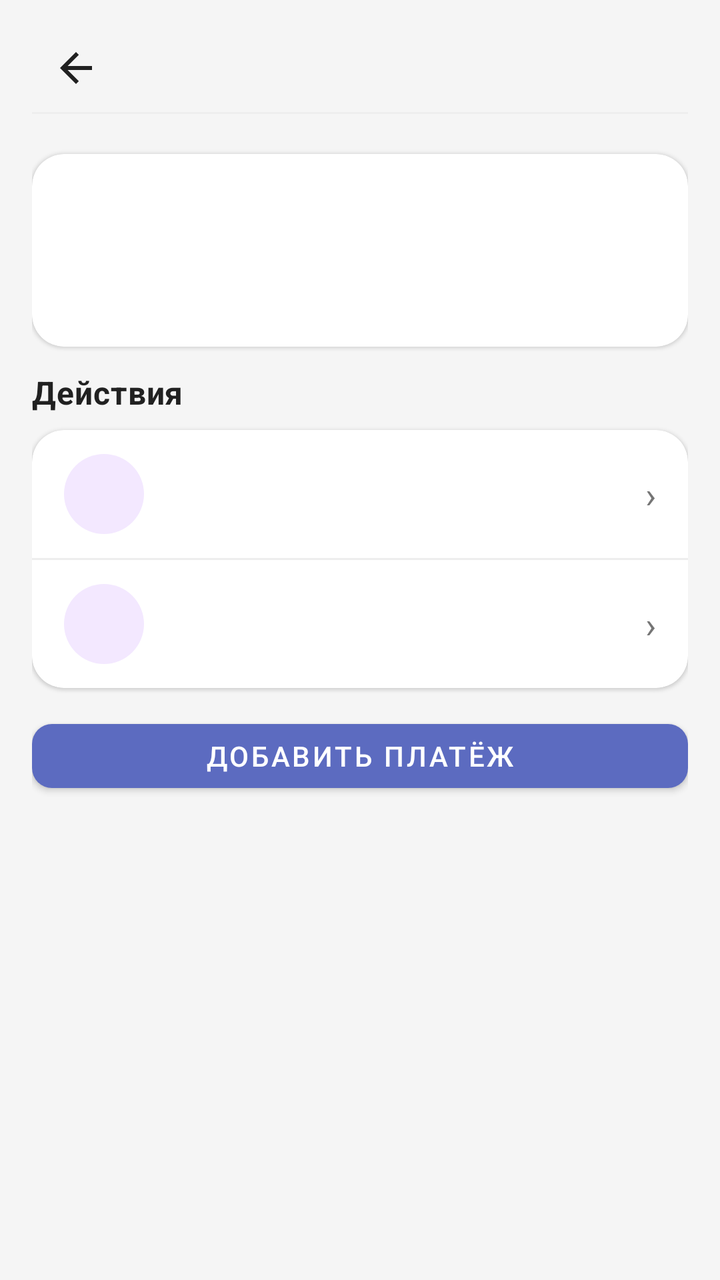
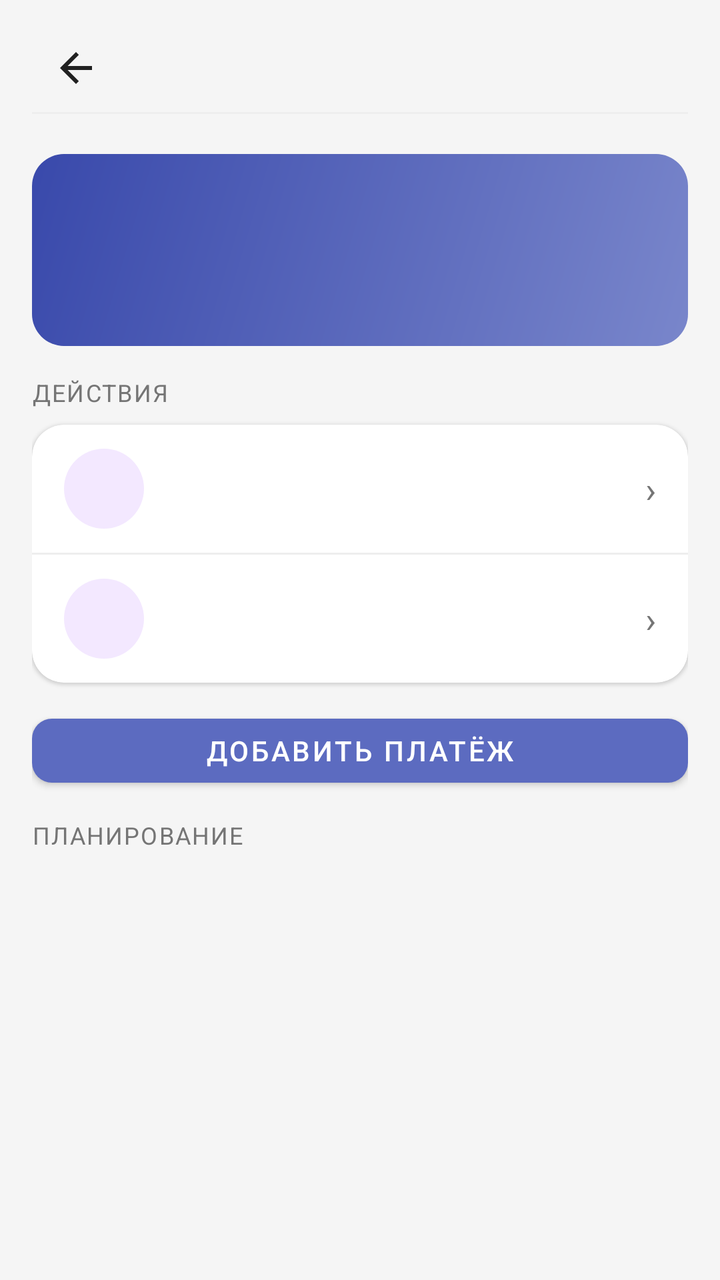

An Android layout rendered at two revisions. The XML below is the earlier revision; the diff shows what the commit changed to produce the second picture.
<!-- AndroidManifest.xml: application theme Theme.MyBudget -->
<!-- res/layout/activity_planned_obligations.xml -->
<?xml version="1.0" encoding="utf-8"?>
<LinearLayout xmlns:android="http://schemas.android.com/apk/res/android" xmlns:app="http://schemas.android.com/apk/res-auto"
    android:orientation="vertical"
    android:background="@color/background_light"
    android:paddingLeft="@dimen/space_16"
    android:paddingTop="@dimen/space_12"
    android:paddingRight="@dimen/space_16"
    android:paddingBottom="@dimen/space_16"
    android:layout_width="match_parent"
    android:layout_height="match_parent"
    android:paddingHorizontal="@dimen/space_16">
    <include
        android:layout_width="match_parent"
        android:layout_height="wrap_content"
        android:layout_marginBottom="@dimen/space_12"
        layout="@layout/include_screen_header"/>
    <androidx.cardview.widget.CardView
        android:layout_width="match_parent"
        android:layout_height="wrap_content"
        android:layout_marginBottom="@dimen/space_12"
        app:cardBackgroundColor="@color/card_background_white"
        style="@style/Card.MyBudget.Surface">
        <LinearLayout
            android:orientation="vertical"
            android:padding="@dimen/space_16"
            android:layout_width="match_parent"
            android:layout_height="wrap_content">
            <TextView
                android:textStyle="bold"
                android:id="@+id/obligationsSummaryMonthly"
                android:layout_width="match_parent"
                android:layout_height="wrap_content"
                style="@style/Text.MyBudget.Section"/>
            <TextView
                android:id="@+id/obligationsSummaryPerPaycheck"
                android:layout_width="match_parent"
                android:layout_height="wrap_content"
                android:layout_marginTop="@dimen/space_6"
                style="@style/Text.MyBudget.Subtitle"/>
            <TextView
                android:textSize="12sp"
                android:id="@+id/obligationsPaychecksHint"
                android:layout_width="match_parent"
                android:layout_height="wrap_content"
                android:layout_marginTop="@dimen/space_4"
                style="@style/Text.MyBudget.Subtitle"/>
        </LinearLayout>
    </androidx.cardview.widget.CardView>
    <TextView
        android:layout_width="match_parent"
        android:layout_height="wrap_content"
        android:layout_marginBottom="@dimen/space_8"
        android:text="@string/main_section_actions"
        style="@style/Text.MyBudget.Section"/>
    <androidx.cardview.widget.CardView
        android:layout_width="match_parent"
        android:layout_height="wrap_content"
        android:layout_marginBottom="@dimen/space_12"
        style="@style/Card.MyBudget.Surface">
        <LinearLayout
            android:orientation="vertical"
            android:layout_width="match_parent"
            android:layout_height="wrap_content">
            <include
                android:id="@+id/obligationsPaychecksButton"
                layout="@layout/include_main_list_row"/>
            <View
                android:background="@color/border_light"
                android:layout_width="match_parent"
                android:layout_height="1dp"/>
            <include
                android:id="@+id/obligationsSyncDefaultsButton"
                layout="@layout/include_main_list_row"/>
        </LinearLayout>
    </androidx.cardview.widget.CardView>
    <com.google.android.material.button.MaterialButton
        android:id="@+id/addObligationButton"
        android:layout_width="match_parent"
        android:layout_height="wrap_content"
        android:layout_marginBottom="@dimen/space_12"
        android:minHeight="@dimen/touch_min_size"
        android:text="@string/obligations_add"
        app:backgroundTint="@color/obligations_indigo"
        app:cornerRadius="@dimen/radius_10"
        style="@style/Widget.MaterialComponents.Button"/>
    <FrameLayout
        android:layout_width="match_parent"
        android:layout_height="0dp"
        android:layout_weight="1">
        <androidx.recyclerview.widget.RecyclerView
            android:id="@+id/obligationsRecycler"
            android:layout_width="match_parent"
            android:layout_height="match_parent"/>
        <TextView
            android:gravity="center"
            android:id="@+id/obligationsEmptyState"
            android:padding="@dimen/space_24"
            android:visibility="gone"
            android:layout_width="match_parent"
            android:layout_height="match_parent"
            android:text="@string/obligations_empty"
            style="@style/Text.MyBudget.Subtitle"/>
    </FrameLayout>
</LinearLayout>
<!-- res/layout/include_screen_header.xml (included above) -->
<?xml version="1.0" encoding="utf-8"?>
<LinearLayout xmlns:android="http://schemas.android.com/apk/res/android"
    android:layout_width="match_parent"
    android:layout_height="wrap_content"
    android:orientation="vertical">

    <include layout="@layout/include_compact_toolbar" />

    <View
        android:layout_width="match_parent"
        android:layout_height="1dp"
        android:layout_marginBottom="@dimen/space_8"
        android:background="@color/border_light" />
</LinearLayout>
<!-- res/layout/include_main_list_row.xml (included above) -->
<?xml version="1.0" encoding="utf-8"?>
<LinearLayout xmlns:android="http://schemas.android.com/apk/res/android"
    android:id="@+id/mainListRowRoot"
    android:layout_width="match_parent"
    android:layout_height="wrap_content"
    android:background="?android:attr/selectableItemBackground"
    android:clickable="true"
    android:focusable="true"
    android:gravity="center_vertical"
    android:minHeight="@dimen/touch_min_size"
    android:orientation="horizontal"
    android:paddingHorizontal="@dimen/space_16"
    android:paddingVertical="@dimen/space_12">

    <TextView
        android:id="@+id/rowIcon"
        android:layout_width="40dp"
        android:layout_height="40dp"
        android:background="@drawable/menu_row_icon_bg"
        android:gravity="center"
        android:textSize="18sp" />

    <TextView
        android:id="@+id/rowTitle"
        style="@style/Text.MyBudget.Section"
        android:layout_width="0dp"
        android:layout_height="wrap_content"
        android:layout_marginStart="@dimen/space_12"
        android:layout_weight="1"
        android:ellipsize="end"
        android:maxLines="2"
        android:textSize="15sp" />

    <TextView
        android:layout_width="wrap_content"
        android:layout_height="wrap_content"
        android:text="@string/ui_chevron"
        android:textColor="@color/text_secondary"
        android:textSize="18sp" />
</LinearLayout>
<!-- res/layout/include_compact_toolbar.xml (included above) -->
<?xml version="1.0" encoding="utf-8"?>
<LinearLayout xmlns:android="http://schemas.android.com/apk/res/android" xmlns:app="http://schemas.android.com/apk/res-auto"
    android:gravity="center_vertical"
    android:orientation="horizontal"
    android:id="@+id/screenHeaderRoot"
    android:layout_width="match_parent"
    android:layout_height="wrap_content"
    android:minHeight="@dimen/touch_min_size">
    <ImageButton
        android:id="@+id/screenHeaderBack"
        android:background="?attr/selectableItemBackgroundBorderless"
        android:padding="@dimen/space_8"
        android:layout_width="@dimen/touch_min_size"
        android:layout_height="@dimen/touch_min_size"
        android:src="@drawable/ic_arrow_back"
        android:scaleType="centerInside"
        android:contentDescription="@string/nav_back"
        app:tint="@color/text_primary"/>
    <TextView
        android:textSize="18sp"
        android:id="@+id/screenHeaderEmoji"
        android:visibility="gone"
        android:layout_width="wrap_content"
        android:layout_height="wrap_content"
        android:layout_marginStart="@dimen/space_2"/>
    <TextView
        android:textSize="20sp"
        android:ellipsize="end"
        android:id="@+id/screenHeaderTitle"
        android:layout_width="0dp"
        android:layout_height="wrap_content"
        android:maxLines="1"
        android:layout_weight="1"
        android:layout_marginStart="@dimen/space_4"
        style="@style/Text.MyBudget.Title"/>
    <ImageButton
        android:id="@+id/screenHeaderAction"
        android:background="?attr/selectableItemBackgroundBorderless"
        android:padding="@dimen/space_8"
        android:visibility="gone"
        android:layout_width="@dimen/touch_min_size"
        android:layout_height="@dimen/touch_min_size"
        android:src="@android:drawable/ic_menu_more"
        android:contentDescription="@string/transactions_more_menu"
        app:tint="@color/text_secondary"/>
    <ImageButton
        android:id="@+id/screenHeaderActionSecondary"
        android:background="?attr/selectableItemBackgroundBorderless"
        android:padding="@dimen/space_8"
        android:visibility="gone"
        android:layout_width="@dimen/touch_min_size"
        android:layout_height="@dimen/touch_min_size"
        android:src="@android:drawable/ic_menu_search"
        android:contentDescription="@string/transactions_search_submit"
        app:tint="@color/budget_blue"/>
</LinearLayout>
<!-- resources referenced by this layout -->
<resources>
  <color name="background_light">#f5f5f5</color>
  <color name="border_light">#eeeeee</color>
  <color name="budget_blue">#2196f3</color>
  <color name="card_background_white">#ffffff</color>
  <color name="obligations_indigo">#5c6bc0</color>
  <color name="text_primary">#212121</color>
  <color name="text_secondary">#757575</color>
  <dimen name="radius_10">10dp</dimen>
  <dimen name="space_12">12dp</dimen>
  <dimen name="space_16">16dp</dimen>
  <dimen name="space_2">2dp</dimen>
  <dimen name="space_24">24dp</dimen>
  <dimen name="space_4">4dp</dimen>
  <dimen name="space_6">6dp</dimen>
  <dimen name="space_8">8dp</dimen>
  <dimen name="touch_min_size">44dp</dimen>
  <string name="main_section_actions">Действия</string>
  <string name="nav_back">Назад</string>
  <string name="obligations_add">Добавить платёж</string>
  <string name="obligations_empty">Добавьте ежемесячные и годовые обязательства: связь, кредиты, подписки, налоги…</string>
  <string name="transactions_more_menu">Дополнительно</string>
  <string name="transactions_search_submit">Искать</string>
  <string name="ui_chevron">›</string>
  <style name="Text.MyBudget.Section" parent="@style/Text.MyBudget">
      <item name="android:textSize">16sp</item>
      <item name="android:textStyle">bold</item>
      <item name="android:textColor">@color/text_primary</item>
    </style>
  <style name="Text.MyBudget.Subtitle" parent="@style/Text.MyBudget">
      <item name="android:textSize">12sp</item>
      <item name="android:textColor">@color/text_secondary</item>
    </style>
  <style name="Text.MyBudget.Title" parent="@style/Text.MyBudget">
      <item name="android:textSize">18sp</item>
      <item name="android:textStyle">bold</item>
      <item name="android:textColor">@color/text_primary</item>
    </style>
  <style name="Theme.MyBudget" parent="@style/Base.Theme.MyBudget" />
  <color name="menu_row_icon_bg">#f3e8ff</color>
  <dimen name="radius_16">16dp</dimen>
  <dimen name="card_elevation_low">1dp</dimen>
  <style name="Text.MyBudget" parent="@style/TextAppearance.Material3.BodyMedium" />
  <color name="md_theme_onPrimary">#ffffff</color>
  <color name="md_theme_onSurface">#1d1b20</color>
  <color name="md_theme_outline">#79747e</color>
  <color name="md_theme_primary">#6750a4</color>
  <color name="md_theme_surface">#ffffff</color>
  <color name="md_theme_surfaceVariant">#e7e0ec</color>
  <!-- unchanged entries left out for length: 4 -->
</resources>

<!-- the commit's change to res/layout/activity_planned_obligations.xml (unified diff, before → after) -->
@@ -18,32 +18,37 @@
         android:layout_width="match_parent"
         android:layout_height="wrap_content"
         android:layout_marginBottom="@dimen/space_12"
-        app:cardBackgroundColor="@color/card_background_white"
-        style="@style/Card.MyBudget.Surface">
+        app:cardBackgroundColor="@android:color/transparent"
+        app:cardElevation="0dp">
         <LinearLayout
+            android:layout_width="match_parent"
+            android:layout_height="wrap_content"
+            android:background="@drawable/obligations_hero_card_bg"
             android:orientation="vertical"
-            android:padding="@dimen/space_16"
-            android:layout_width="match_parent"
-            android:layout_height="wrap_content">
+            android:padding="@dimen/space_16">
             <TextView
+                android:id="@+id/obligationsSummaryMonthly"
+                android:layout_width="match_parent"
+                android:layout_height="wrap_content"
+                android:textColor="@color/main_hero_text_primary"
+                android:textSize="18sp"
                 android:textStyle="bold"
-                android:id="@+id/obligationsSummaryMonthly"
-                android:layout_width="match_parent"
-                android:layout_height="wrap_content"
-                style="@style/Text.MyBudget.Section"/>
+                style="@style/Text.MyBudget.Section" />
             <TextView
                 android:id="@+id/obligationsSummaryPerPaycheck"
                 android:layout_width="match_parent"
                 android:layout_height="wrap_content"
                 android:layout_marginTop="@dimen/space_6"
-                style="@style/Text.MyBudget.Subtitle"/>
+                android:textColor="@color/obligations_hero_text_secondary"
+                style="@style/Text.MyBudget.Subtitle" />
             <TextView
-                android:textSize="12sp"
                 android:id="@+id/obligationsPaychecksHint"
                 android:layout_width="match_parent"
                 android:layout_height="wrap_content"
                 android:layout_marginTop="@dimen/space_4"
-                style="@style/Text.MyBudget.Subtitle"/>
+                android:textColor="@color/obligations_hero_text_secondary"
+                android:textSize="12sp"
+                style="@style/Text.MyBudget.Subtitle" />
         </LinearLayout>
     </androidx.cardview.widget.CardView>
     <TextView
@@ -51,7 +56,7 @@
         android:layout_height="wrap_content"
         android:layout_marginBottom="@dimen/space_8"
         android:text="@string/main_section_actions"
-        style="@style/Text.MyBudget.Section"/>
+        style="@style/Text.MyBudget.SectionLabel"/>
     <androidx.cardview.widget.CardView
         android:layout_width="match_parent"
         android:layout_height="wrap_content"
@@ -83,6 +88,12 @@
         app:backgroundTint="@color/obligations_indigo"
         app:cornerRadius="@dimen/radius_10"
         style="@style/Widget.MaterialComponents.Button"/>
+    <TextView
+        android:layout_width="match_parent"
+        android:layout_height="wrap_content"
+        android:layout_marginBottom="@dimen/space_8"
+        android:text="@string/main_section_planning"
+        style="@style/Text.MyBudget.SectionLabel"/>
     <FrameLayout
         android:layout_width="match_parent"
         android:layout_height="0dp"
<!-- resource entries referenced after the edit -->
@@ -3,6 +3,8 @@
   <color name="background_light">#f5f5f5</color>
   <color name="border_light">#eeeeee</color>
   <color name="budget_blue">#2196f3</color>
+  <color name="main_hero_text_primary">#ffffff</color>
+  <color name="obligations_hero_text_secondary">#c5cae9</color>
   <color name="card_background_white">#ffffff</color>
   <color name="obligations_indigo">#5c6bc0</color>
   <color name="text_primary">#212121</color>
@@ -16,7 +18,31 @@
   <dimen name="space_6">6dp</dimen>
   <dimen name="space_8">8dp</dimen>
   <dimen name="touch_min_size">44dp</dimen>
+  <!-- drawable obligations_hero_card_bg (drawable) -->
+  <?xml version="1.0" encoding="utf-8"?>
+  <layer-list xmlns:android="http://schemas.android.com/apk/res/android">
+      <item
+          android:bottom="3dp"
+          android:left="1dp"
+          android:right="1dp">
+          <shape android:shape="rectangle">
+              <solid android:color="#40000000" />
+              <corners android:radius="@dimen/radius_16" />
+          </shape>
+      </item>
+      <item android:bottom="3dp">
+          <shape android:shape="rectangle">
+              <gradient
+                  android:angle="135"
+                  android:endColor="@color/obligations_hero_end"
+                  android:startColor="@color/obligations_hero_start"
+                  android:type="linear" />
+              <corners android:radius="@dimen/radius_16" />
+          </shape>
+      </item>
+  </layer-list>
   <string name="main_section_actions">Действия</string>
+  <string name="main_section_planning">Планирование</string>
   <string name="nav_back">Назад</string>
   <string name="obligations_add">Добавить платёж</string>
   <string name="obligations_empty">Добавьте ежемесячные и годовые обязательства: связь, кредиты, подписки, налоги…</string>
@@ -27,6 +53,12 @@
       <item name="android:textSize">16sp</item>
       <item name="android:textStyle">bold</item>
       <item name="android:textColor">@color/text_primary</item>
+    </style>
+  <style name="Text.MyBudget.SectionLabel" parent="@style/Text.MyBudget">
+      <item name="android:textSize">12sp</item>
+      <item name="android:textColor">@color/text_secondary</item>
+      <item name="android:textAllCaps">true</item>
+      <item name="android:letterSpacing">0.06</item>
     </style>
   <style name="Text.MyBudget.Subtitle" parent="@style/Text.MyBudget">
       <item name="android:textSize">12sp</item>
@@ -40,6 +72,8 @@
   <style name="Theme.MyBudget" parent="@style/Base.Theme.MyBudget" />
   <color name="menu_row_icon_bg">#f3e8ff</color>
   <dimen name="radius_16">16dp</dimen>
+  <color name="obligations_hero_end">#3949ab</color>
+  <color name="obligations_hero_start">#7986cb</color>
   <dimen name="card_elevation_low">1dp</dimen>
   <style name="Text.MyBudget" parent="@style/TextAppearance.Material3.BodyMedium" />
   <color name="md_theme_onPrimary">#ffffff</color>
